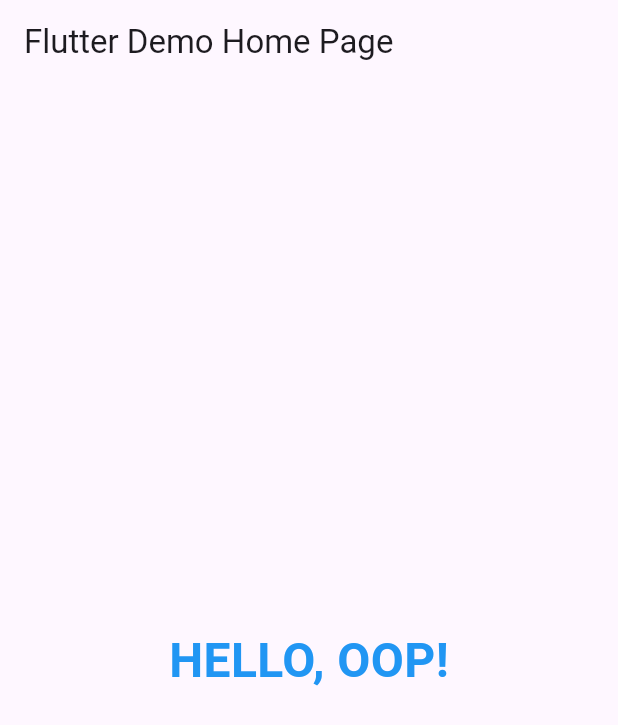
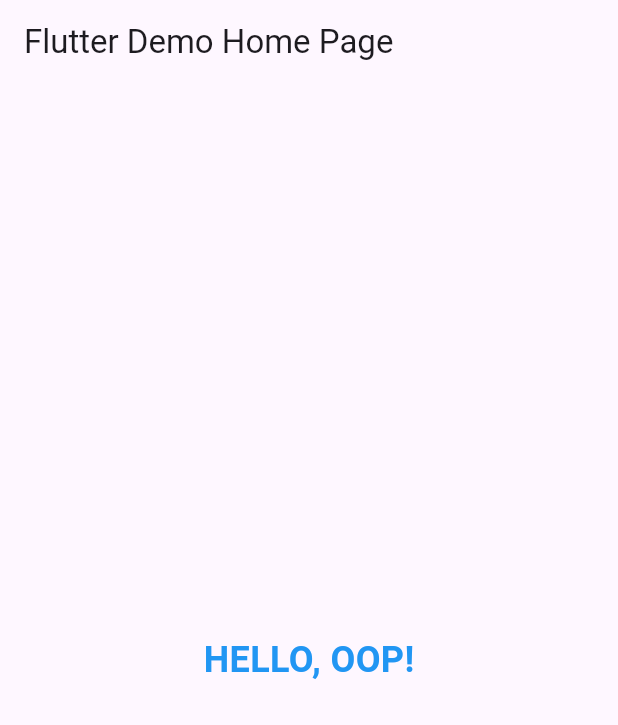
Before and after one commit to Samsomn/my_oop_app, a Flutter app: the screen it shows after launch, on a phone screen of 412 x 824 dp. Shown: the top 725 px of the screen. Run offline on Flutter 3.47's test engine with Material 3 defaults, Android fonts, the phone set to English and light mode, and no system bars.

```diff
--- a/lib/main.dart
+++ b/lib/main.dart
@@ -30,7 +30,7 @@ class MyHomePage extends StatelessWidget {
         child: Text(
           "HELLO, OOP!",
           style: TextStyle(
-            fontSize: 32,
+            fontSize: 24,
             fontWeight: FontWeight.bold,
             color: Colors.blue,
           ),
```
